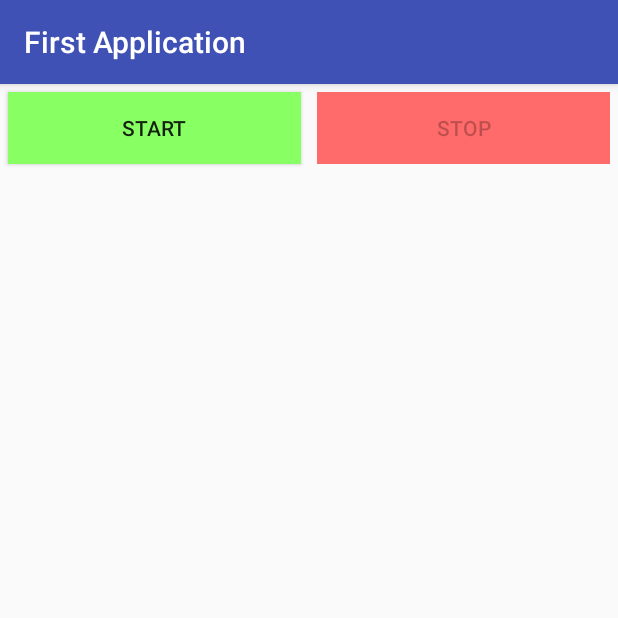
After one commit to pBouillon/L3_Android, an Android app: the StopwatchActivity screen opened directly, with no data from a screen before it, on a phone screen of 412 x 824 dp, the top half of it. The commit adds this screen. Run offline under Robolectric (Android 15) with nearby library versions, the phone set to English and light mode, and no system bars.

Commit message:
WIP Button 2 - TP 1 functionnal

```diff
--- a/TP_1/app/src/main/AndroidManifest.xml
+++ b/TP_1/app/src/main/AndroidManifest.xml
@@ -16,6 +16,7 @@
                 <category android:name="android.intent.category.LAUNCHER" />
             </intent-filter>
         </activity>
+        <activity android:name=".StopwatchActivity"></activity>
     </application>
 
 </manifest>
--- /dev/null
+++ b/TP_1/app/src/main/java/com/example/pierrebouillon/introduction/StopwatchActivity.java
@@ -0,0 +1,50 @@
+package com.example.pierrebouillon.introduction;
+
+import android.support.v7.app.AppCompatActivity;
+import android.os.Bundle;
+import android.widget.Button;
+import android.widget.Toast;
+
+import java.util.GregorianCalendar;
+
+public class StopwatchActivity extends AppCompatActivity {
+
+    @Override
+    protected void onCreate(Bundle savedInstanceState) {
+        super.onCreate(savedInstanceState);
+        setContentView(R.layout.activity_stopwatch);
+
+        Toast.makeText(
+                StopwatchActivity.this,
+                "Stopwatch enable",
+                Toast.LENGTH_SHORT
+        ).show() ;
+
+        Button startButton = findViewById(R.id.but_stopwatch_start) ;
+        Button stopButton  = findViewById(R.id.but_stopwatch_stop) ;
+
+        stopButton.setEnabled(false) ;
+        final long[] begin = {0};
+
+        startButton.setOnClickListener(v -> {
+            toggle(startButton, stopButton) ;
+            begin[0] = GregorianCalendar.getInstance().getTimeInMillis() ;
+        });
+
+        stopButton.setOnClickListener(v -> {
+            toggle(startButton, stopButton) ;
+            String elapsed = "Time elapsed: " + getElapsed(begin[0]) ;
+            Toast.makeText(StopwatchActivity.this, elapsed, Toast.LENGTH_LONG).show() ;
+        });
+    }
+
+    private void toggle(Button start, Button stop) {
+        start.setEnabled(!start.isEnabled()) ;
+        stop.setEnabled(!start.isEnabled()) ;
+    }
+
+    private int getElapsed(long timestamp) {
+        long now    = GregorianCalendar.getInstance().getTimeInMillis() ;
+        return (int) (now - timestamp) / 1000 ;
+    }
+}
--- /dev/null
+++ b/TP_1/app/src/main/res/layout/activity_stopwatch.xml
@@ -0,0 +1,27 @@
+<?xml version="1.0" encoding="utf-8"?>
+<LinearLayout xmlns:android="http://schemas.android.com/apk/res/android"
+    xmlns:tools="http://schemas.android.com/tools"
+    android:layout_width="fill_parent"
+    android:layout_height="wrap_content"
+    tools:context="com.example.pierrebouillon.introduction.StopwatchActivity"
+    android:orientation="horizontal">
+
+    <Button
+        android:layout_margin="5dp"
+        android:layout_width="wrap_content"
+        android:layout_height="wrap_content"
+        android:layout_weight="1"
+        android:id="@+id/but_stopwatch_start"
+        android:text="@string/but_stopwatch_start"
+        android:background="@color/but_stopwatch_start"/>
+
+    <Button
+        android:layout_margin="5dp"
+        android:layout_width="wrap_content"
+        android:layout_height="wrap_content"
+        android:layout_weight="1"
+        android:id="@+id/but_stopwatch_stop"
+        android:text="@string/but_stopwatch_stop"
+        android:background="@color/but_stopwatch_stop"/>
+
+</LinearLayout>
--- a/TP_1/app/src/main/res/values/colors.xml
+++ b/TP_1/app/src/main/res/values/colors.xml
@@ -7,4 +7,7 @@
     <color name="but_hello">#0059ff</color>
     <color name="but_stopwatch">#536aff</color>
     <color name="but_picture">#849eff</color>
+
+    <color name="but_stopwatch_start">#88ff63</color>
+    <color name="but_stopwatch_stop">#ff6a6a</color>
 </resources>
--- a/TP_1/app/src/main/res/values/strings.xml
+++ b/TP_1/app/src/main/res/values/strings.xml
@@ -4,4 +4,7 @@
     <string name="but_hello">Hello</string>
     <string name="but_stopwatch">Stopwatch</string>
     <string name="but_picture">Picture</string>
+
+    <string name="but_stopwatch_start">Start</string>
+    <string name="but_stopwatch_stop">Stop</string>
 </resources>
```
Also changed, not shown: TP_1/app/src/main/java/com/example/pierrebouillon/introduction/MainActivity.java (+18 -8 lines).
